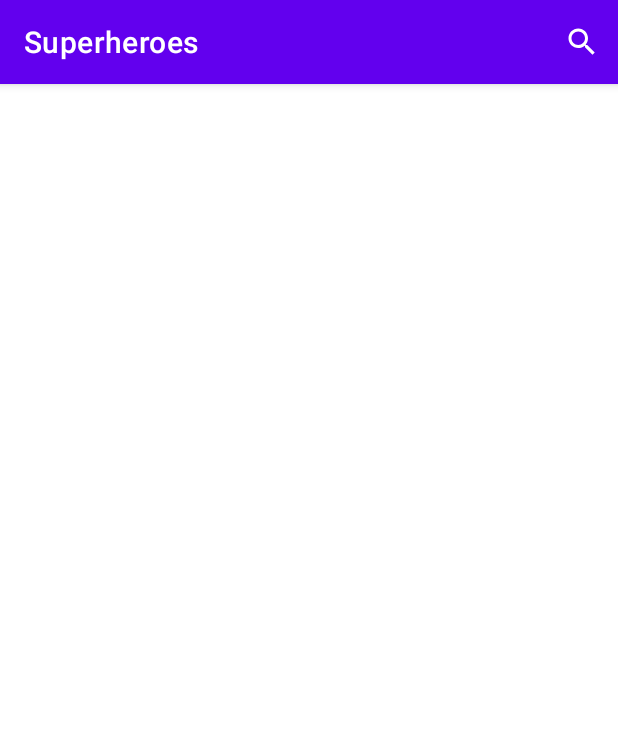
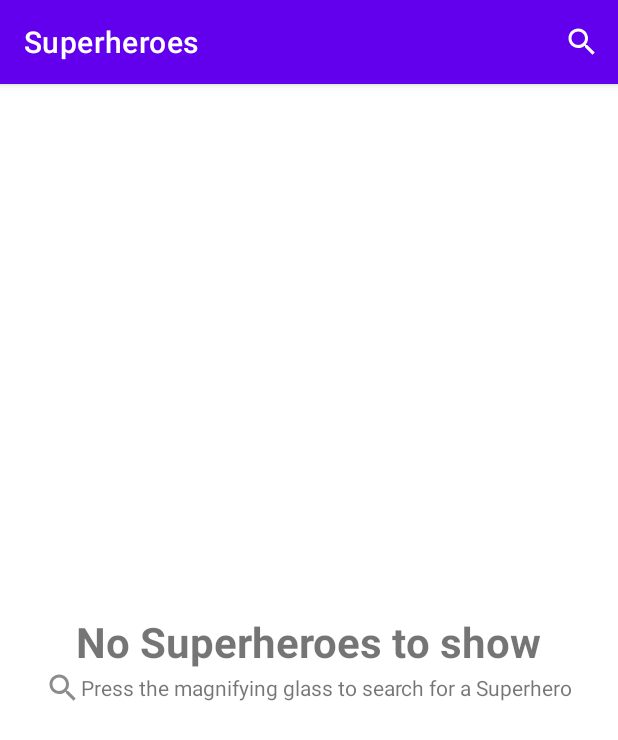
Before and after one commit to IgniteCoders/Superheroes, an Android app: the screen it shows after launch (MainActivity), on a phone screen of 412 x 824 dp. Shown: the top 740 px of the screen. Run offline under Robolectric (Android 15) with nearby library versions, the phone set to English and light mode, and no system bars; our stand-ins replace Picasso; pictures from the network do not load.

Commit message:
Added a ProgressBar to when its searching Added a placeholder for when there's no results

```diff
--- a/app/src/main/java/com/example/superheroes/activities/MainActivity.kt
+++ b/app/src/main/java/com/example/superheroes/activities/MainActivity.kt
@@ -11,6 +11,7 @@ import androidx.recyclerview.widget.GridLayoutManager
 import androidx.recyclerview.widget.LinearLayoutManager
 import com.example.superheroes.R
 import com.example.superheroes.adapters.SuperheroAdapter
+import com.example.superheroes.data.Superhero
 import com.example.superheroes.data.SuperheroesResponse
 import com.example.superheroes.data.SuperheroesServiceApi
 import com.example.superheroes.databinding.ActivityMainBinding
@@ -42,6 +43,10 @@ class MainActivity : AppCompatActivity() {
         adapter = SuperheroAdapter()
         binding.recyclerView.adapter = adapter
         binding.recyclerView.layoutManager = GridLayoutManager(this, 2)
+
+        binding.progress.visibility = View.GONE
+        binding.recyclerView.visibility = View.GONE
+        binding.emptyPlaceholder.visibility = View.VISIBLE
     }
 
     override fun onCreateOptionsMenu(menu: Menu?): Boolean {
@@ -71,6 +76,8 @@ class MainActivity : AppCompatActivity() {
     }
 
     private fun searchSuperheroes(query: String) {
+        binding.progress.visibility = View.VISIBLE
+
         val retrofit = Retrofit.Builder()
             .baseUrl("https://superheroapi.com/")
             .addConverterFactory(GsonConverterFactory.create())
@@ -84,9 +91,18 @@ class MainActivity : AppCompatActivity() {
 
             runOnUiThread {
                 // Modificar UI
+                binding.progress.visibility = View.GONE
                 if (response.body() != null) {
                     Log.i("HTTP", "respuesta correcta :)")
-                    adapter.updateItems(response.body()?.results)
+                    val results: List<Superhero>? = response.body()?.results
+                    adapter.updateItems(results.orEmpty())
+                    if (!results.isNullOrEmpty()) {
+                        binding.recyclerView.visibility = View.VISIBLE
+                        binding.emptyPlaceholder.visibility = View.GONE
+                    } else {
+                        binding.recyclerView.visibility = View.GONE
+                        binding.emptyPlaceholder.visibility = View.VISIBLE
+                    }
                 } else {
                     Log.i("HTTP", "respuesta erronea :(")
                 }
--- a/app/src/main/java/com/example/superheroes/adapters/SuperheroAdapter.kt
+++ b/app/src/main/java/com/example/superheroes/adapters/SuperheroAdapter.kt
@@ -24,8 +24,8 @@ class SuperheroAdapter(private var items:List<Superhero> = listOf()) : RecyclerV
         //holder.itemView.setOnClickListener { onClickListener(position) }
     }
 
-    fun updateItems(results: List<Superhero>?) {
-        items = results!!
+    fun updateItems(results: List<Superhero>) {
+        items = results
         notifyDataSetChanged()
     }
 }
--- a/app/src/main/java/com/example/superheroes/data/SuperheroesResponse.kt
+++ b/app/src/main/java/com/example/superheroes/data/SuperheroesResponse.kt
@@ -12,10 +12,16 @@ class SuperheroesResponse (
 class Superhero (
     @SerializedName("id") val id:String,
     @SerializedName("name") val name:String,
+    @SerializedName("biography") val biography:Biography,
     @SerializedName("image") val image:Image
 ) {
 
 }
+
+class Biography (
+    @SerializedName("full-name") val realName:String,
+    @SerializedName("publisher") val publisher:String
+)
 
 class Image (
     @SerializedName("url") val url:String
--- a/app/src/main/res/layout/activity_main.xml
+++ b/app/src/main/res/layout/activity_main.xml
@@ -1,35 +1,60 @@
 <?xml version="1.0" encoding="utf-8"?>
-<LinearLayout xmlns:android="http://schemas.android.com/apk/res/android"
+<FrameLayout xmlns:android="http://schemas.android.com/apk/res/android"
     xmlns:app="http://schemas.android.com/apk/res-auto"
     xmlns:tools="http://schemas.android.com/tools"
     android:layout_width="match_parent"
     android:layout_height="match_parent"
-    android:orientation="vertical"
     tools:context=".activities.MainActivity">
-
-    <!--<LinearLayout
-        android:layout_width="match_parent"
-        android:layout_height="wrap_content"
-        android:orientation="horizontal">
-
-        <EditText
-            android:id="@+id/searchEditText"
-            android:layout_width="0dp"
-            android:layout_height="wrap_content"
-            android:layout_weight="1"
-            android:hint="Buscar superheroes..."/>
-
-        <ImageButton
-            android:id="@+id/searchButton"
-            android:layout_width="wrap_content"
-            android:layout_height="wrap_content"
-            android:src="@drawable/ic_search"/>
-
-    </LinearLayout>-->
 
     <androidx.recyclerview.widget.RecyclerView
         android:id="@+id/recyclerView"
         android:layout_width="match_parent"
-        android:layout_height="match_parent"/>
+        android:layout_height="match_parent"
+        android:visibility="gone"/>
 
-</LinearLayout>
+    <LinearLayout
+        android:id="@+id/emptyPlaceholder"
+        android:layout_width="match_parent"
+        android:layout_height="match_parent"
+        android:orientation="vertical"
+        android:gravity="center">
+
+        <TextView
+            android:layout_width="wrap_content"
+            android:layout_height="wrap_content"
+            android:text="@string/empty_superheroes_title"
+            android:textSize="28sp"
+            android:textStyle="bold"/>
+
+        <LinearLayout
+            android:layout_width="match_parent"
+            android:layout_height="wrap_content"
+            android:orientation="horizontal"
+            android:gravity="center">
+
+            <ImageView
+                android:layout_width="wrap_content"
+                android:layout_height="wrap_content"
+                android:src="@drawable/ic_search"
+                app:tint="@color/grey" />
+
+            <TextView
+                android:layout_width="wrap_content"
+                android:layout_height="wrap_content"
+                android:text="@string/empty_superheroes_advice"/>
+        </LinearLayout>
+
+    </LinearLayout>
+
+    <FrameLayout
+        android:id="@+id/progress"
+        android:layout_width="match_parent"
+        android:layout_height="match_parent"
+        android:background="@color/card_title_background">
+        <ProgressBar
+            android:layout_width="64dp"
+            android:layout_height="64dp"
+            android:layout_gravity="center"/>
+    </FrameLayout>
+
+</FrameLayout>
--- a/app/src/main/res/values/colors.xml
+++ b/app/src/main/res/values/colors.xml
@@ -9,4 +9,5 @@
     <color name="white">#FFFFFFFF</color>
 
     <color name="card_title_background">#808C8C8C</color>
+    <color name="grey">#8C8C8C</color>
 </resources>
--- a/app/src/main/res/values/strings.xml
+++ b/app/src/main/res/values/strings.xml
@@ -2,4 +2,6 @@
     <string name="app_name">Superheroes</string>
 
     <string name="menu_search">Search</string>
+    <string name="empty_superheroes_title">No Superheroes to show</string>
+    <string name="empty_superheroes_advice">Press the magnifying glass to search for a Superhero</string>
 </resources>
```
